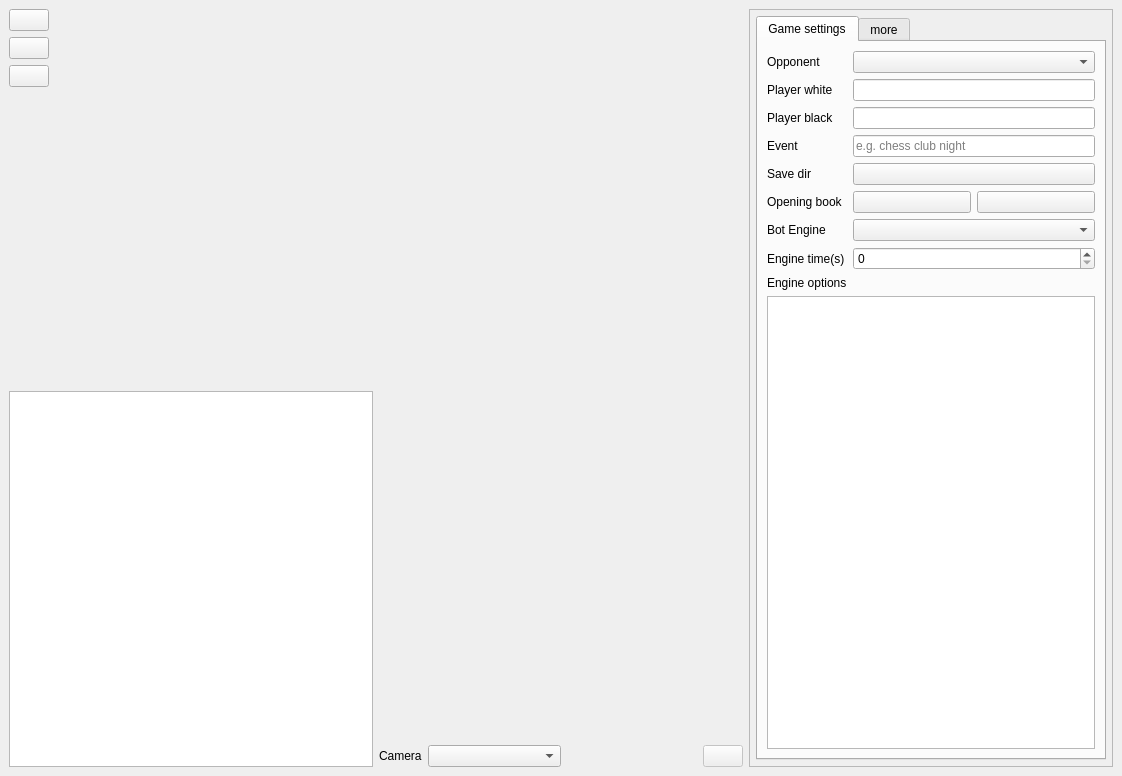
Old version of the form acid/gui/app.ui in the repository ierror/acid-chess.
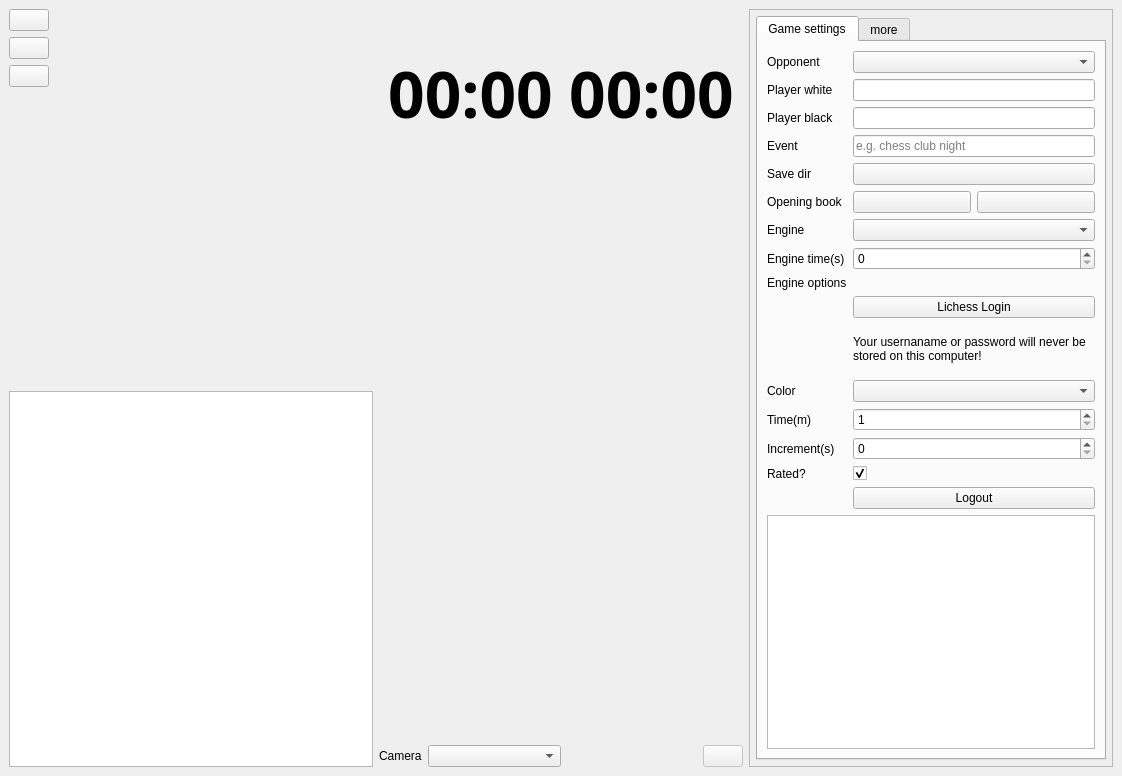
New version of the form. Icons and pictures are not drawn. Custom widgets are drawn as their Qt base class.

Commit message: implements #3 - play on lichess

```diff
--- a/acid/gui/app.ui
+++ b/acid/gui/app.ui
@@ -131,28 +131,172 @@
       <item>
        <layout class="QVBoxLayout" name="verticalLayout" stretch="1,1">
         <item>
-         <widget class="QLabel" name="labelStatus">
-          <property name="font">
-           <font>
-            <pointsize>72</pointsize>
-            <bold>true</bold>
-            <strikeout>false</strikeout>
-            <kerning>false</kerning>
-           </font>
+         <layout class="QVBoxLayout" name="verticalLayout_9" stretch="0,0,0,2">
+          <property name="sizeConstraint">
+           <enum>QLayout::SetDefaultConstraint</enum>
           </property>
-          <property name="styleSheet">
-           <string notr="true">QLabel { color : #F9F9F9; }</string>
-          </property>
-          <property name="text">
-           <string/>
-          </property>
-          <property name="alignment">
-           <set>Qt::AlignCenter</set>
-          </property>
-          <property name="wordWrap">
-           <bool>true</bool>
-          </property>
-         </widget>
+          <item>
+           <spacer name="verticalSpacer_2">
+            <property name="orientation">
+             <enum>Qt::Vertical</enum>
+            </property>
+            <property name="sizeHint" stdset="0">
+             <size>
+              <width>10</width>
+              <height>40</height>
+             </size>
+            </property>
+           </spacer>
+          </item>
+          <item>
+           <layout class="QHBoxLayout" name="horizontalLayout">
+            <item>
+             <spacer name="horizontalSpacer_2">
+              <property name="orientation">
+               <enum>Qt::Horizontal</enum>
+              </property>
+              <property name="sizeHint" stdset="0">
+               <size>
+                <width>40</width>
+                <height>20</height>
+               </size>
+              </property>
+             </spacer>
+            </item>
+            <item>
+             <layout class="QVBoxLayout" name="verticalLayout_10">
+              <item>
+               <widget class="QLabel" name="labelGameplayTimeWhite">
+                <property name="font">
+                 <font>
+                  <family>PT Mono</family>
+                  <pointsize>48</pointsize>
+                  <bold>true</bold>
+                 </font>
+                </property>
+                <property name="text">
+                 <string>00:00</string>
+                </property>
+                <property name="alignment">
+                 <set>Qt::AlignCenter</set>
+                </property>
+               </widget>
+              </item>
+              <item>
+               <widget class="QLabel" name="labelGameplayPlayerWhite">
+                <property name="text">
+                 <string/>
+                </property>
+                <property name="alignment">
+                 <set>Qt::AlignCenter</set>
+                </property>
+               </widget>
+              </item>
+             </layout>
+            </item>
+            <item>
+             <spacer name="horizontalSpacer_4">
+              <property name="orientation">
+               <enum>Qt::Horizontal</enum>
+              </property>
+              <property name="sizeHint" stdset="0">
+               <size>
+                <width>40</width>
+                <height>20</height>
+               </size>
+              </property>
+             </spacer>
+            </item>
+            <item>
+             <layout class="QVBoxLayout" name="verticalLayout_11">
+              <item>
+               <widget class="QLabel" name="labelGameplayTimeBlack">
+                <property name="font">
+                 <font>
+                  <family>PT Mono</family>
+                  <pointsize>48</pointsize>
+                  <bold>true</bold>
+                 </font>
+                </property>
+                <property name="text">
+                 <string>00:00</string>
+                </property>
+                <property name="alignment">
+                 <set>Qt::AlignCenter</set>
+                </property>
+               </widget>
+              </item>
+              <item>
+               <widget class="QLabel" name="labelGameplayPlayerBlack">
+                <property name="text">
+                 <string/>
+                </property>
+                <property name="alignment">
+                 <set>Qt::AlignCenter</set>
+                </property>
+               </widget>
+              </item>
+             </layout>
+            </item>
+            <item>
+             <spacer name="horizontalSpacer_3">
+              <property name="orientation">
+               <enum>Qt::Horizontal</enum>
+              </property>
+              <property name="sizeHint" stdset="0">
+               <size>
+                <width>40</width>
+                <height>20</height>
+               </size>
+              </property>
+             </spacer>
+            </item>
+           </layout>
+          </item>
+          <item>
+           <spacer name="verticalSpacer_3">
+            <property name="orientation">
+             <enum>Qt::Vertical</enum>
+            </property>
+            <property name="sizeHint" stdset="0">
+             <size>
+              <width>20</width>
+              <height>25</height>
+             </size>
+            </property>
+           </spacer>
+          </item>
+          <item>
+           <widget class="QLabel" name="labelStatus">
+            <property name="sizePolicy">
+             <sizepolicy hsizetype="Expanding" vsizetype="Expanding">
+              <horstretch>0</horstretch>
+              <verstretch>0</verstretch>
+             </sizepolicy>
+            </property>
+            <property name="font">
+             <font>
+              <pointsize>65</pointsize>
+              <bold>true</bold>
+              <strikeout>false</strikeout>
+              <kerning>false</kerning>
+             </font>
+            </property>
+            <property name="styleSheet">
+             <string notr="true">QLabel { color : #F9F9F9; }</string>
+            </property>
+            <property name="text">
+             <string/>
+            </property>
+            <property name="alignment">
+             <set>Qt::AlignCenter</set>
+            </property>
+            <property name="wordWrap">
+             <bool>true</bool>
+            </property>
+           </widget>
+          </item>
+         </layout>
         </item>
         <item>
          <layout class="QVBoxLayout" name="verticalLayout_7">
@@ -242,7 +386,7 @@
            <x>0</x>
            <y>0</y>
            <width>357</width>
-           <height>748</height>
+           <height>827</height>
           </rect>
          </property>
          <layout class="QVBoxLayout" name="verticalLayout_4">
@@ -415,7 +559,7 @@
                 <item row="7" column="0">
                  <widget class="QLabel" name="labelEngine">
                   <property name="text">
-                   <string>Bot Engine</string>
+                   <string>Engine</string>
                   </property>
                  </widget>
                 </item>
@@ -450,7 +594,58 @@
                   </property>
                  </widget>
                 </item>
-                <item row="11" column="0" colspan="2">
+                <item row="10" column="1">
+                 <widget class="QPushButton" name="pushButtonLichessLogin">
+                  <property name="toolTip">
+                   <string/>
+                  </property>
+                  <property name="text">
+                   <string>Lichess Login</string>
+                  </property>
+                 </widget>
+                </item>
+                <item row="12" column="1">
+                 <widget class="QComboBox" name="comboBoxLichessColor">
+                  <property name="minimumSize">
+                   <size>
+                    <width>132</width>
+                    <height>0</height>
+                   </size>
+                  </property>
+                 </widget>
+                </item>
+                <item row="13" column="0">
+                 <widget class="QLabel" name="labelLichessTime">
+                  <property name="text">
+                   <string>Time(m)</string>
+                  </property>
+                 </widget>
+                </item>
+                <item row="13" column="1">
+                 <widget class="QSpinBox" name="spinBoxLichessTime">
+                  <property name="minimum">
+                   <number>1</number>
+                  </property>
+                  <property name="maximum">
+                   <number>180</number>
+                  </property>
+                 </widget>
+                </item>
+                <item row="14" column="0">
+                 <widget class="QLabel" name="labelLichessIncrement">
+                  <property name="text">
+                   <string>Increment(s)</string>
+                  </property>
+                 </widget>
+                </item>
+                <item row="14" column="1">
+                 <widget class="QSpinBox" name="spinBoxLichessIncrement">
+                  <property name="maximum">
+                   <number>180</number>
+                  </property>
+                 </widget>
+                </item>
+                <item row="17" column="0" colspan="2">
                  <widget class="QPlainTextEditFocusSignaled" name="plainTextEditEngineOptions">
                   <property name="tabChangesFocus">
                    <bool>true</bool>
@@ -466,6 +661,53 @@
                   </property>
                  </widget>
                 </item>
+                <item row="15" column="0">
+                 <widget class="QLabel" name="labelLichessRated">
+                  <property name="text">
+                   <string>Rated?</string>
+                  </property>
+                 </widget>
+                </item>
+                <item row="15" column="1">
+                 <widget class="QCheckBox" name="checkBoxLichessRated">
+                  <property name="text">
+                   <string/>
+                  </property>
+                  <property name="checked">
+                   <bool>true</bool>
+                  </property>
+                 </widget>
+                </item>
+                <item row="12" column="0">
+                 <widget class="QLabel" name="labelLichessColor">
+                  <property name="text">
+                   <string>Color</string>
+                  </property>
+                 </widget>
+                </item>
+                <item row="11" column="1">
+                 <widget class="QLabel" name="labelLichessUsernamePasswordHint">
+                  <property name="minimumSize">
+                   <size>
+                    <width>0</width>
+                    <height>50</height>
+                   </size>
+                  </property>
+                  <property name="text">
+                   <string>Your usernaname or password will never be stored on this computer!</string>
+                  </property>
+                  <property name="wordWrap">
+                   <bool>true</bool>
+                  </property>
+                 </widget>
+                </item>
+                <item row="16" column="1">
+                 <widget class="QPushButton" name="pushButtonLichessLogout">
+                  <property name="text">
+                   <string>Logout</string>
+                  </property>
+                 </widget>
+                </item>
                </layout>
               </item>
              </layout>
```
Left out of the diff: 16 changed lines with no effect on the pictures. The commit also changes 13 other files.
